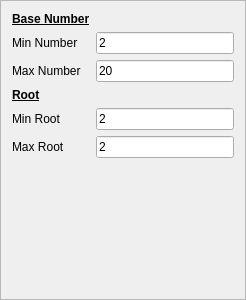
Qt form rootsconfigframe.ui (RealGrep/QMentat) before a commit.
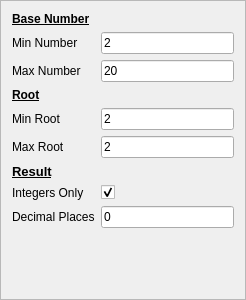
The same form after that commit.

Commit message: * Powers module now works. * Changed config frames that allow setting something for the result number   to have a section for "Result". Contains the setting for the number of   decimal places expected in the answer, and when appropriate (division and   root), a setting for "Integers Only" in the result. * Some work in BigFixedPoint to support fixing up the roots module.

What changed in the file:
```diff
--- a/rootsconfigframe.ui
+++ b/rootsconfigframe.ui
@@ -106,6 +106,48 @@
        </property>
       </widget>
      </item>
+     <item row="6" column="0">
+      <widget class="QLabel" name="resultLabel">
+       <property name="text">
+        <string>&lt;!DOCTYPE HTML PUBLIC &quot;-//W3C//DTD HTML 4.0//EN&quot; &quot;http://www.w3.org/TR/REC-html40/strict.dtd&quot;&gt;
+&lt;html&gt;&lt;head&gt;&lt;meta name=&quot;qrichtext&quot; content=&quot;1&quot; /&gt;&lt;style type=&quot;text/css&quot;&gt;
+p, li { white-space: pre-wrap; }
+&lt;/style&gt;&lt;/head&gt;&lt;body style=&quot; font-family:'Sans'; font-size:10pt; font-weight:400; font-style:normal;&quot;&gt;
+&lt;table style=&quot;-qt-table-type: root; margin-top:4px; margin-bottom:4px; margin-left:4px; margin-right:4px;&quot;&gt;
+&lt;tr&gt;
+&lt;td style=&quot;border: none;&quot;&gt;
+&lt;p style=&quot; margin-top:0px; margin-bottom:0px; margin-left:0px; margin-right:0px; -qt-block-indent:0; text-indent:0px;&quot;&gt;&lt;span style=&quot; font-weight:600; text-decoration: underline;&quot;&gt;Result&lt;/span&gt;&lt;/p&gt;&lt;/td&gt;&lt;/tr&gt;&lt;/table&gt;&lt;/body&gt;&lt;/html&gt;</string>
+       </property>
+      </widget>
+     </item>
+     <item row="8" column="0">
+      <widget class="QLabel" name="decimalPlacesLabel">
+       <property name="text">
+        <string>Decimal Places</string>
+       </property>
+      </widget>
+     </item>
+     <item row="8" column="1">
+      <widget class="QLineEdit" name="decimalPlacesLineEdit">
+       <property name="text">
+        <string notr="true">0</string>
+       </property>
+      </widget>
+     </item>
+     <item row="7" column="0">
+      <widget class="QLabel" name="integerResultLabel">
+       <property name="text">
+        <string>Integers Only</string>
+       </property>
+      </widget>
+     </item>
+     <item row="7" column="1">
+      <widget class="QCheckBox" name="integerResultCheckBox">
+       <property name="checked">
+        <bool>true</bool>
+       </property>
+      </widget>
+     </item>
     </layout>
    </item>
   </layout>
```
The commit also changes 14 other files.
